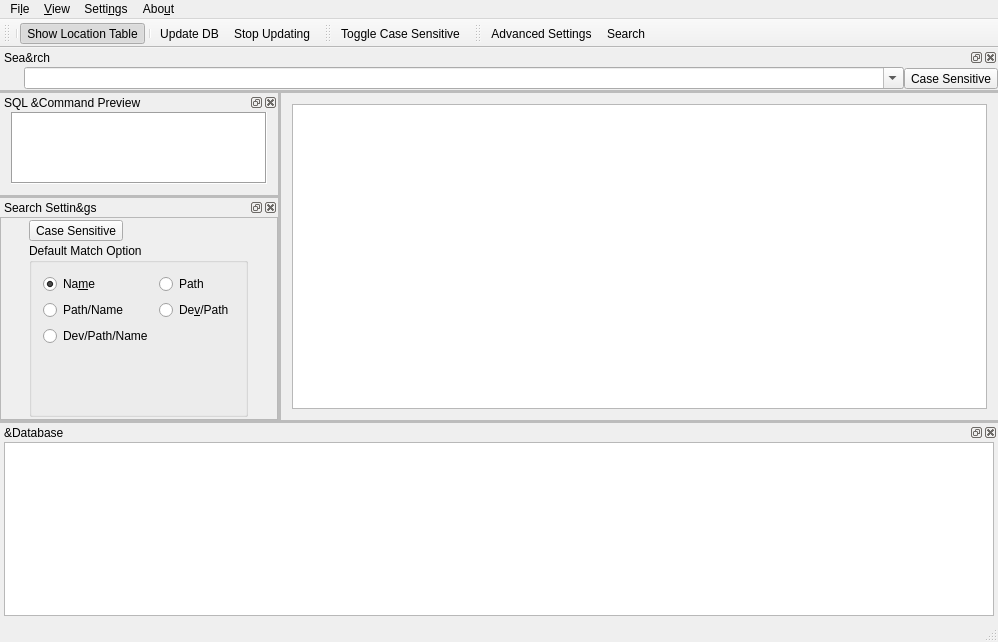
Before: the Qt Designer form src/Ui_mainwindow.ui in chg-hou/DawnlightSearch, drawn with Qt 5.
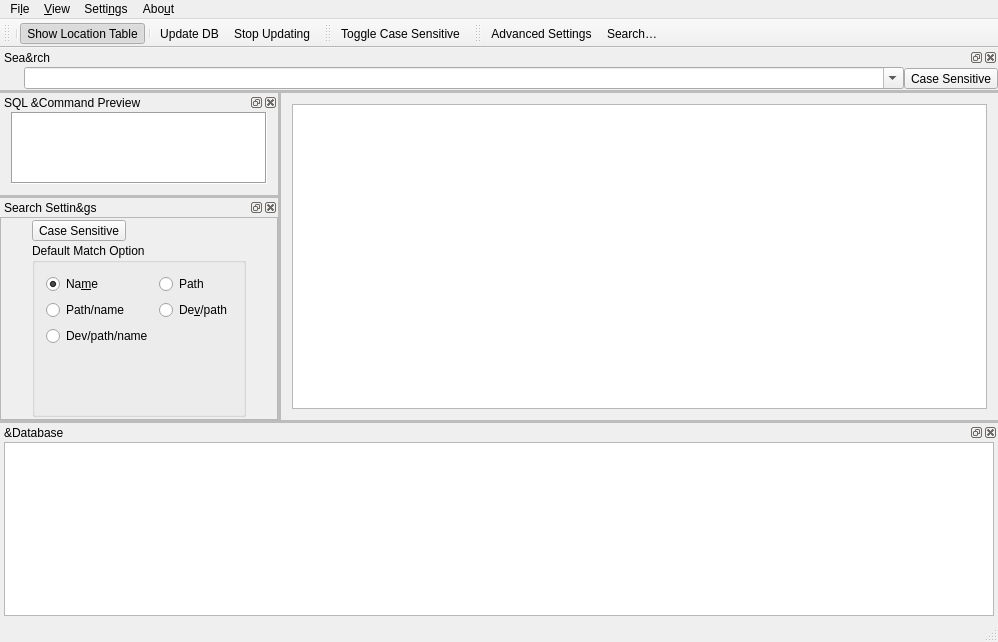
After: the same form once the commit is applied. Icons and pictures are not drawn.

Commit message: Spelling: Toolbar, /smallversal, …, Python, the, Case sensitive

```diff
--- a/src/Ui_mainwindow.ui
+++ b/src/Ui_mainwindow.ui
@@ -559,7 +559,7 @@
            <item row="1" column="0">
             <widget class="QRadioButton" name="radioButton_3">
              <property name="text">
-              <string>Path/Name</string>
+              <string>Path/name</string>
              </property>
             </widget>
            </item>
@@ -573,14 +573,14 @@
            <item row="1" column="1">
             <widget class="QRadioButton" name="radioButton_4">
              <property name="text">
-              <string>De&amp;v/Path</string>
+              <string>De&amp;v/path</string>
              </property>
             </widget>
            </item>
            <item row="2" column="0">
             <widget class="QRadioButton" name="radioButton_5">
              <property name="text">
-              <string>Dev/Path/Name</string>
+              <string>Dev/path/name</string>
              </property>
             </widget>
            </item>
@@ -663,7 +663,7 @@
      <normaloff>:/icon/ui/icon/system-run.png</normaloff>:/icon/ui/icon/system-run.png</iconset>
    </property>
    <property name="text">
-    <string>&amp;Advanced Settings...</string>
+    <string>&amp;Advanced Settings</string>
    </property>
   </action>
   <action name="actionOpen_setting_path">
@@ -822,7 +822,7 @@
      <normaloff>:/icon/ui/icon/DawnlightSearch.png</normaloff>:/icon/ui/icon/DawnlightSearch.png</iconset>
    </property>
    <property name="text">
-    <string>&amp;Search...</string>
+    <string>&amp;Search…</string>
    </property>
    <property name="shortcut">
     <string>Ctrl+G</string>
```
Left out of the diff: 26 changed lines with no effect on the pictures.
